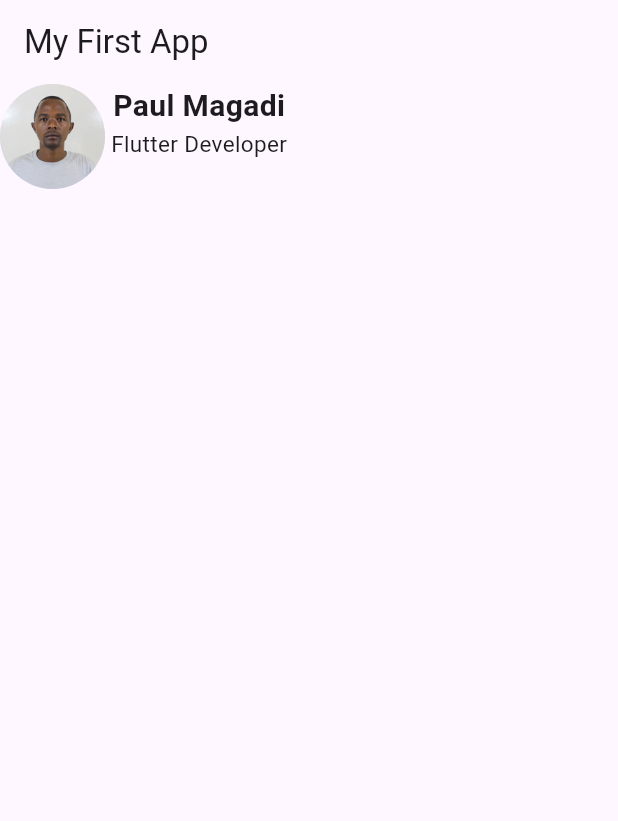
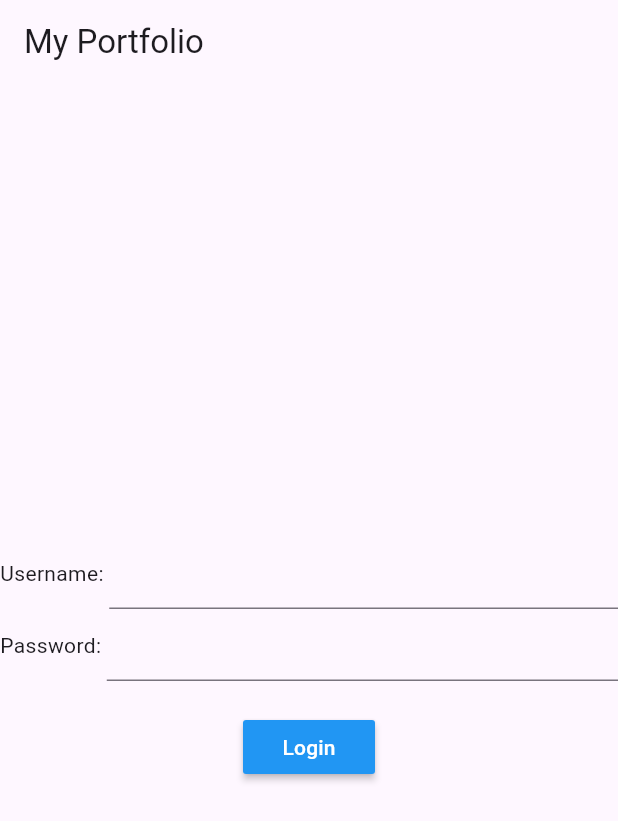
Before and after one commit to paulmagadi/Learn_Flutter, a Flutter app: the screen it shows after launch, on a phone screen of 412 x 824 dp. Shown: the top 821 px of the screen. Run offline on Flutter 3.47's test engine with Material 3 defaults, Android fonts, the phone set to English and light mode, and no system bars.

Commit message:
modified:   practice_flutter/myapp/lib/main.dart

```diff
--- a/practice_flutter/myapp/lib/main.dart
+++ b/practice_flutter/myapp/lib/main.dart
@@ -396,48 +396,133 @@
 // }
 
 
+// Profile
+
+// import 'package:flutter/material.dart';
+
+// void main() {
+//   runApp(const MyWidget());
+// }
+// class MyWidget extends StatelessWidget {
+//   const MyWidget({super.key});
+
+//   @override
+//   Widget build(BuildContext context) {
+//     return MaterialApp(
+//       home: Scaffold(
+//         appBar: AppBar(
+//           title: const Text('My Portfolio'),
+//         ),
+//         body: const Row(
+//   crossAxisAlignment: CrossAxisAlignment.start,
+//   children: <Widget>[
+//     CircleAvatar(
+//       radius: 35,
+//       backgroundImage: AssetImage(
+//         'images/paul.jpg',
+//       ),
+//     ),
+//     Padding(padding: EdgeInsets.all(2.0)),
+//     Column(
+//       children: <Widget>[
+//         Text(
+//           'Paul Magadi',
+//           style: TextStyle(
+//             fontSize: 20,
+//             fontWeight: FontWeight.bold,
+//           ),
+//         ),
+//         Text(
+//           'Flutter Developer',
+//           style: TextStyle(
+//             fontSize: 15,
+//           ),
+//         ),
+//       ],
+//     ),
+//   ],
+//         ),
+//       ),
+//     );
+//   }
+// }
+
+
+// Login form
+
 import 'package:flutter/material.dart';
 
 void main() {
-  runApp(const MyWidget());
+  runApp(MyApp());
 }
-class MyWidget extends StatelessWidget {
-  const MyWidget({super.key});
+
+class MyApp extends StatelessWidget {
+  @override
+  Widget build(BuildContext context) {
+    return MaterialApp(
+      title: 'My Portfolio',
+      home: HomeScreen(),
+    );
+  }
+}
+
+class HomeScreen extends StatefulWidget {
+  @override
+  _HomeScreenState createState() => _HomeScreenState();
+}
+
+class _HomeScreenState extends State<HomeScreen> {
+  final TextEditingController _usernameController = TextEditingController();
+  final TextEditingController _passwordController = TextEditingController();
+
+  void _login() {
+    // Handle login action here
+    String username = _usernameController.text;
+    String password = _passwordController.text;
+
+    // Add your authentication logic here
+
+    print('Username: $username');
+    print('Password: $password');
+  }
 
   @override
   Widget build(BuildContext context) {
-
-    return MaterialApp(
-      home: Scaffold(
+    return Scaffold(
       appBar: AppBar(
-          title: const Text('My First App'),
+        title: const Text('My Portfolio'),
       ),
-        body: const Row(
-  crossAxisAlignment: CrossAxisAlignment.start,
-  children: <Widget>[
-    CircleAvatar(
-      radius: 35,
-      backgroundImage: AssetImage(
-        'images/paul.jpg',
-      ),
-    ),
-    Padding(padding: EdgeInsets.all(2.0)),
-    Column(
-      children: <Widget>[
-        Text(
-          'Paul Magadi',
-          style: TextStyle(
-            fontSize: 20,
-            fontWeight: FontWeight.bold,
-          ),
-        ),
-        Text(
-          'Flutter Developer',
-          style: TextStyle(
-            fontSize: 15,
+      body: Center(
+        child: Column(
+          mainAxisAlignment: MainAxisAlignment.center,
+          children: [
+            Row(
+              children: [
+                const Text('Username: '),
+                Expanded(
+                  child: TextField(
+                    controller: _usernameController,
                   ),
                 ),
               ],
+            ),
+            Row(
+              children: [
+                const Text('Password: '),
+                Expanded(
+                  child: TextField(
+                    controller: _passwordController,
+                    obscureText: true,
+                  ),
+                ),
+              ],
+            ),
+            const SizedBox(height: 20),
+            MaterialButton(
+              color: Colors.blue,
+              textColor: Colors.white,
+              onPressed: _login,
+              child: const Text('Login'),
             ),
           ],
         ),
```
Lines whose indentation alone changed are shown as unchanged.
